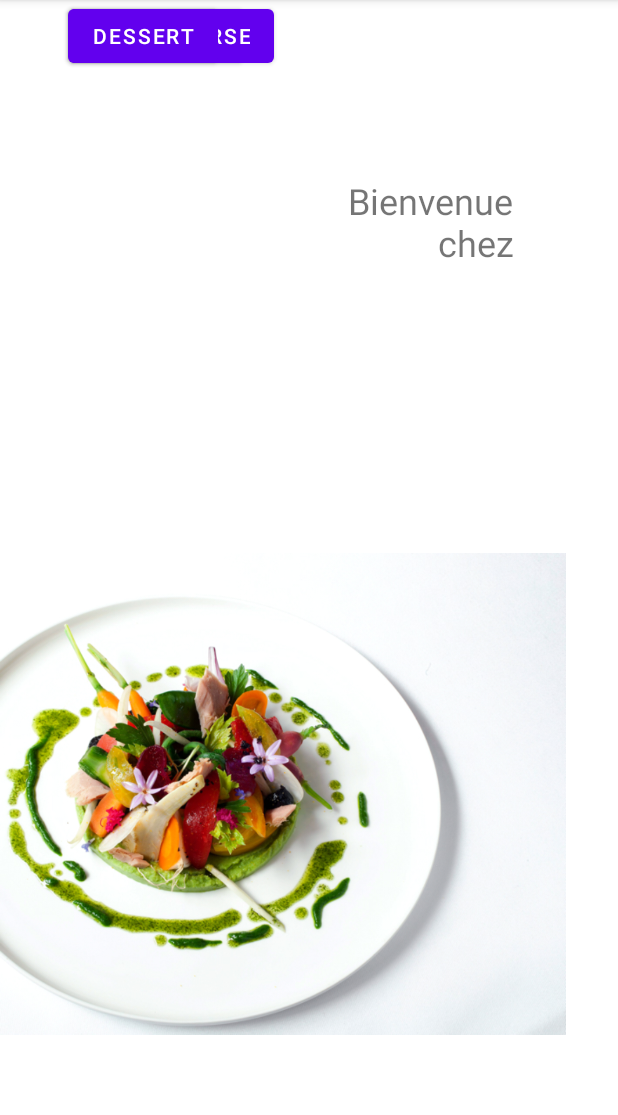
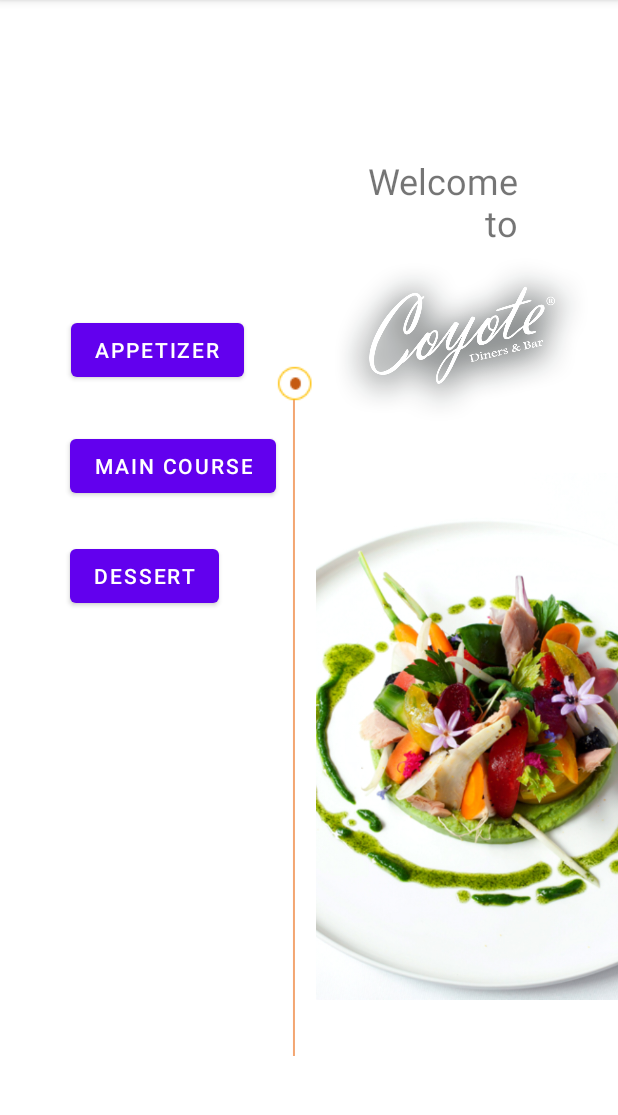
Before and after one commit to Asphar/AndroidERestaurant, an Android app: the screen it shows after launch (MainActivity), on a phone screen of 412 x 824 dp, the part 84-1199 px from its top. Run offline under Robolectric (Android 15) with nearby library versions, the phone set to English and light mode, and no system bars.

Commit message:
Add a new activity

```diff
--- /dev/null
+++ b/app/src/main/java/fr/isen/david/androiderestaurant/HomeActivity.kt
@@ -0,0 +1,11 @@
+package fr.isen.david.androiderestaurant
+
+import androidx.appcompat.app.AppCompatActivity
+import android.os.Bundle
+
+class MainActivity : AppCompatActivity() {
+    override fun onCreate(savedInstanceState: Bundle?) {
+        super.onCreate(savedInstanceState)
+        setContentView(R.layout.activity_home)
+    }
+}
--- a/app/src/main/java/fr/isen/david/androiderestaurant/MainActivity.kt
+++ b/app/src/main/java/fr/isen/david/androiderestaurant/MenuActivity.kt
@@ -3,9 +3,9 @@ package fr.isen.david.androiderestaurant
 import androidx.appcompat.app.AppCompatActivity
 import android.os.Bundle
 
-class MainActivity : AppCompatActivity() {
+class MenuActivity : AppCompatActivity() {
     override fun onCreate(savedInstanceState: Bundle?) {
         super.onCreate(savedInstanceState)
-        setContentView(R.layout.activity_main)
+        setContentView(R.layout.activity_menu)
     }
 }
--- /dev/null
+++ b/app/src/main/res/layout/activity_home.xml
@@ -0,0 +1,96 @@
+<?xml version="1.0" encoding="utf-8"?>
+<androidx.constraintlayout.widget.ConstraintLayout xmlns:android="http://schemas.android.com/apk/res/android"
+    xmlns:app="http://schemas.android.com/apk/res-auto"
+    xmlns:tools="http://schemas.android.com/tools"
+    android:layout_width="match_parent"
+    android:layout_height="match_parent"
+    tools:context=".MainActivity">
+
+    <TextView
+        android:layout_width="wrap_content"
+        android:layout_height="wrap_content"
+        android:text="Welcome\n             to"
+        android:textSize="24sp"
+        app:layout_constraintBottom_toBottomOf="parent"
+        app:layout_constraintHorizontal_bias="0.788"
+        app:layout_constraintLeft_toLeftOf="parent"
+        app:layout_constraintRight_toRightOf="parent"
+        app:layout_constraintTop_toTopOf="parent"
+        app:layout_constraintVertical_bias="0.147" />
+
+    <Button
+        android:id="@+id/button"
+        android:layout_width="wrap_content"
+        android:layout_height="wrap_content"
+        android:layout_marginStart="45dp"
+        android:layout_marginEnd="249dp"
+        android:text="Appetizer"
+        app:layout_constraintBottom_toBottomOf="parent"
+        app:layout_constraintEnd_toEndOf="parent"
+        app:layout_constraintHorizontal_bias="1.0"
+        app:layout_constraintStart_toStartOf="parent"
+        app:layout_constraintTop_toTopOf="parent"
+        app:layout_constraintVertical_bias="0.291" />
+
+    <Button
+        android:id="@+id/button2"
+        android:layout_width="wrap_content"
+        android:layout_height="wrap_content"
+        android:layout_marginStart="45dp"
+        android:layout_marginEnd="228dp"
+        android:text="Main course"
+        app:layout_constraintBottom_toBottomOf="parent"
+        app:layout_constraintEnd_toEndOf="parent"
+        app:layout_constraintHorizontal_bias="1.0"
+        app:layout_constraintStart_toStartOf="parent"
+        app:layout_constraintTop_toTopOf="parent"
+        app:layout_constraintVertical_bias="0.398" />
+
+    <Button
+        android:id="@+id/button3"
+        android:layout_width="wrap_content"
+        android:layout_height="wrap_content"
+        android:layout_marginStart="45dp"
+        android:layout_marginEnd="266dp"
+        android:text="Dessert"
+        app:layout_constraintBottom_toBottomOf="parent"
+        app:layout_constraintEnd_toEndOf="parent"
+        app:layout_constraintHorizontal_bias="1.0"
+        app:layout_constraintStart_toStartOf="parent"
+        app:layout_constraintTop_toTopOf="parent" />
+
+    <ImageView
+        android:id="@+id/imageView3"
+        android:layout_width="wrap_content"
+        android:layout_height="wrap_content"
+        android:layout_marginStart="192dp"
+        app:layout_constraintBottom_toBottomOf="parent"
+        app:layout_constraintStart_toStartOf="parent"
+        app:layout_constraintTop_toTopOf="parent"
+        app:layout_constraintVertical_bias="1.0"
+        app:srcCompat="@drawable/dinner" />
+
+    <ImageView
+        android:id="@+id/imageView6"
+        android:layout_width="wrap_content"
+        android:layout_height="wrap_content"
+        app:layout_constraintBottom_toBottomOf="parent"
+        app:layout_constraintEnd_toEndOf="parent"
+        app:layout_constraintHorizontal_bias="0.476"
+        app:layout_constraintStart_toStartOf="parent"
+        app:layout_constraintTop_toTopOf="parent"
+        app:layout_constraintVertical_bias="0.791"
+        app:srcCompat="@drawable/horizontal_line" />
+
+    <ImageView
+        android:id="@+id/imageView7"
+        android:layout_width="253dp"
+        android:layout_height="165dp"
+        android:layout_marginStart="180dp"
+        app:layout_constraintBottom_toBottomOf="parent"
+        app:layout_constraintStart_toStartOf="parent"
+        app:layout_constraintTop_toTopOf="parent"
+        app:layout_constraintVertical_bias="0.231"
+        app:srcCompat="@drawable/coyote" />
+
+</androidx.constraintlayout.widget.ConstraintLayout>
--- a/app/src/main/res/layout/activity_main.xml
+++ /dev/null
@@ -1,65 +0,0 @@
-<?xml version="1.0" encoding="utf-8"?>
-<androidx.constraintlayout.widget.ConstraintLayout xmlns:android="http://schemas.android.com/apk/res/android"
-    xmlns:app="http://schemas.android.com/apk/res-auto"
-    xmlns:tools="http://schemas.android.com/tools"
-    android:layout_width="match_parent"
-    android:layout_height="match_parent"
-    tools:context=".MainActivity">
-
-    <TextView
-        android:layout_width="wrap_content"
-        android:layout_height="wrap_content"
-        android:text="Bienvenue\n          chez"
-        android:textSize="24sp"
-        app:layout_constraintBottom_toBottomOf="parent"
-        app:layout_constraintHorizontal_bias="0.771"
-        app:layout_constraintLeft_toLeftOf="parent"
-        app:layout_constraintRight_toRightOf="parent"
-        app:layout_constraintTop_toTopOf="parent"
-        app:layout_constraintVertical_bias="0.166" />
-
-    <ImageView
-        android:id="@+id/imageView"
-        android:layout_width="377dp"
-        android:layout_height="477dp"
-        app:layout_constraintBottom_toBottomOf="parent"
-        app:layout_constraintTop_toTopOf="parent"
-        app:layout_constraintVertical_bias="1.0"
-        app:srcCompat="@drawable/dinner"
-        tools:layout_editor_absoluteX="160dp" />
-
-    <Button
-        android:id="@+id/button"
-        android:layout_width="wrap_content"
-        android:layout_height="wrap_content"
-        android:layout_marginStart="45dp"
-        android:layout_marginEnd="249dp"
-        android:text="Appetizer"
-        app:layout_constraintEnd_toEndOf="parent"
-        app:layout_constraintStart_toStartOf="parent"
-        tools:layout_editor_absoluteY="68dp" />
-
-    <Button
-        android:id="@+id/button2"
-        android:layout_width="wrap_content"
-        android:layout_height="wrap_content"
-        android:layout_marginStart="45dp"
-        android:layout_marginEnd="228dp"
-        android:text="Main course"
-        app:layout_constraintEnd_toEndOf="parent"
-        app:layout_constraintHorizontal_bias="0.0"
-        app:layout_constraintStart_toStartOf="parent"
-        tools:layout_editor_absoluteY="133dp" />
-
-    <Button
-        android:id="@+id/button3"
-        android:layout_width="wrap_content"
-        android:layout_height="wrap_content"
-        android:layout_marginStart="45dp"
-        android:layout_marginEnd="266dp"
-        android:text="Dessert"
-        app:layout_constraintEnd_toEndOf="parent"
-        app:layout_constraintStart_toStartOf="parent"
-        tools:layout_editor_absoluteY="206dp" />
-
-</androidx.constraintlayout.widget.ConstraintLayout>
--- /dev/null
+++ b/app/src/main/res/layout/activity_menu.xml
@@ -0,0 +1,9 @@
+<?xml version="1.0" encoding="utf-8"?>
+<androidx.constraintlayout.widget.ConstraintLayout xmlns:android="http://schemas.android.com/apk/res/android"
+    xmlns:app="http://schemas.android.com/apk/res-auto"
+    xmlns:tools="http://schemas.android.com/tools"
+    android:layout_width="match_parent"
+    android:layout_height="match_parent"
+    tools:context=".MenuActivity">
+
+</androidx.constraintlayout.widget.ConstraintLayout>
```
